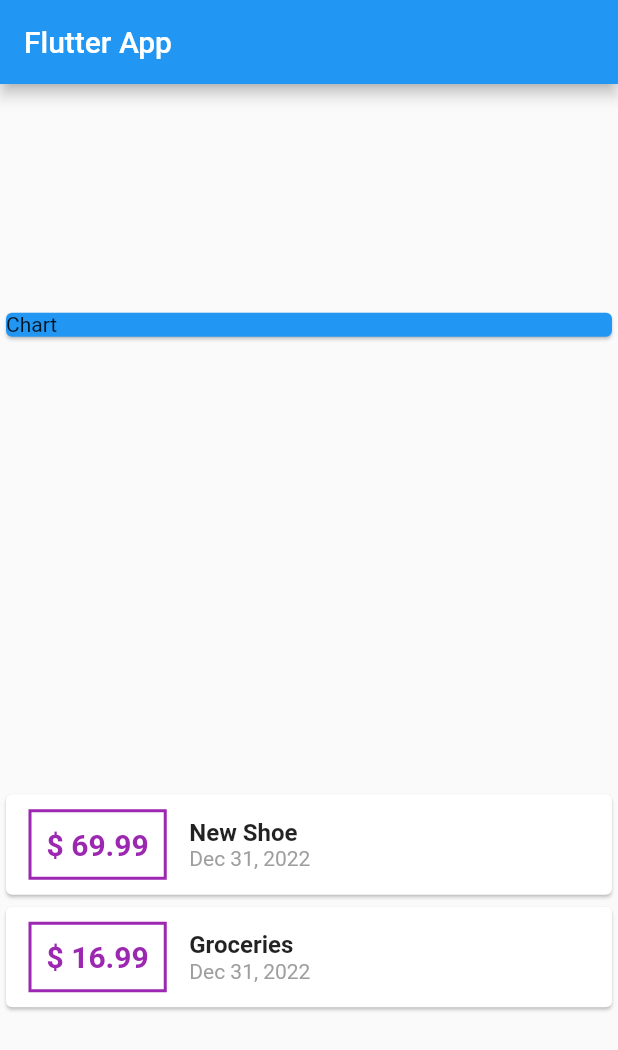
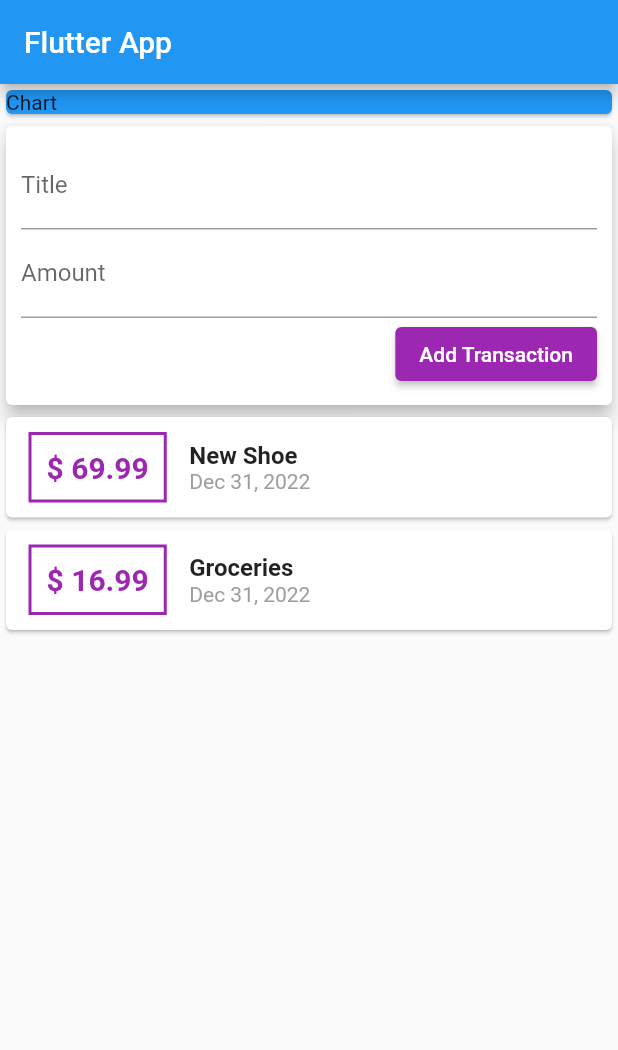
Before and after one commit to Alpha2Chris14/expensesApp, a Flutter app: the screen it shows after launch, on a phone screen of 412 x 824 dp. Shown: the top 1050 px of the screen. Run offline on Flutter 3.47's test engine with Material 2 defaults, Android fonts, the phone set to English and light mode, and no system bars.

Commit message:
add logic to store new transaction an add it to list

```diff
--- a/lib/main.dart
+++ b/lib/main.dart
@@ -1,6 +1,5 @@
 import 'package:flutter/material.dart';
-import 'package:intl/intl.dart';
-import './transaction.dart';
+import './widgets/user_transactions.dart';
 
 void main() {
   runApp(MyApp());
@@ -17,20 +16,9 @@ class MyApp extends StatelessWidget {
 }
 
 class MyHomePage extends StatelessWidget {
-  final List<Transaction> transactions = [
-    Transaction(
-      id: "t1",
-      title: "New Shoe",
-      amount: 69.99,
-      date: DateTime.now(),
-    ),
-    Transaction(
-      id: "t2",
-      title: "Groceries",
-      amount: 16.99,
-      date: DateTime.now(),
-    ),
-  ];
+  // String? titleInput;
+  // String? amountInput;
+
   @override
   Widget build(BuildContext context) {
     return Scaffold(
@@ -38,62 +26,17 @@ class MyHomePage extends StatelessWidget {
           title: const Text("Flutter App"),
         ),
         body: Column(
-          mainAxisAlignment: MainAxisAlignment.spaceAround,
+          // mainAxisAlignment: MainAxisAlignment.spaceAround,
           crossAxisAlignment: CrossAxisAlignment.stretch,
           children: [
             Container(
               width: double.infinity,
-              child: Card(
+              child: const Card(
                 color: Colors.blue,
                 child: Text("Chart"),
               ),
             ),
-            Column(
-              children: transactions.map((tx) {
-                return Card(
-                  child: Row(
-                    children: [
-                      Container(
-                        padding: EdgeInsets.all(10),
-                        margin: EdgeInsets.symmetric(
-                          vertical: 10,
-                          horizontal: 15,
-                        ),
-                        decoration: BoxDecoration(
-                            border: Border.all(
-                          color: Colors.purple,
-                          width: 2,
-                        )),
-                        child: Text(
-                          '\$ ${tx.amount}',
-                          style: TextStyle(
-                            fontWeight: FontWeight.bold,
-                            fontSize: 20,
-                            color: Colors.purple,
-                          ),
-                        ),
-                      ),
-                      Column(
-                        crossAxisAlignment: CrossAxisAlignment.start,
-                        children: [
-                          Text(
-                            tx.title,
-                            style: TextStyle(
-                              fontSize: 16,
-                              fontWeight: FontWeight.bold,
-                            ),
-                          ),
-                          Text(
-                            DateFormat.yMMMd().format(tx.date),
-                            style: TextStyle(color: Colors.grey),
-                          ),
-                        ],
-                      )
-                    ],
-                  ),
-                );
-              }).toList(),
-            )
+            UserTransaction()
           ],
         ));
   }
--- /dev/null
+++ b/lib/widgets/new_transaction.dart
@@ -0,0 +1,42 @@
+import 'package:flutter/material.dart';
+
+class NewTransaction extends StatelessWidget {
+  final Function addTx;
+  final titleController = TextEditingController();
+  final amountController = TextEditingController();
+  NewTransaction(this.addTx);
+  @override
+  Widget build(BuildContext context) {
+    return Card(
+      elevation: 5,
+      child: Container(
+        padding: const EdgeInsets.all(10),
+        // ignore: prefer_const_literals_to_create_immutables
+        child: Column(crossAxisAlignment: CrossAxisAlignment.end, children: [
+          TextField(
+            decoration: InputDecoration(labelText: "Title"),
+            // onChanged: (val) {
+            //   titleInput = val;
+            // },
+            controller: titleController,
+          ),
+          TextField(
+            decoration: InputDecoration(labelText: "Amount"),
+            // onChanged: (value) => amountInput = value,
+            controller: amountController,
+          ),
+          ElevatedButton(
+            style: ElevatedButton.styleFrom(backgroundColor: Colors.purple),
+            onPressed: () {
+              print(titleController.text);
+              // print(titleInput);
+              // print(amountInput);
+              addTx(titleController.text, double.parse(amountController.text));
+            },
+            child: Text("Add Transaction"),
+          )
+        ]),
+      ),
+    );
+  }
+}
--- /dev/null
+++ b/lib/widgets/transaction_list.dart
@@ -0,0 +1,57 @@
+import 'package:flutter/material.dart';
+import '../models/transaction.dart';
+import 'package:intl/intl.dart';
+
+class TransactionList extends StatelessWidget {
+  final List<Transaction> transactions;
+  TransactionList(this.transactions);
+  @override
+  Widget build(BuildContext context) {
+    return Column(
+      children: transactions.map((tx) {
+        return Card(
+          child: Row(
+            children: [
+              Container(
+                padding: EdgeInsets.all(10),
+                margin: EdgeInsets.symmetric(
+                  vertical: 10,
+                  horizontal: 15,
+                ),
+                decoration: BoxDecoration(
+                    border: Border.all(
+                  color: Colors.purple,
+                  width: 2,
+                )),
+                child: Text(
+                  '\$ ${tx.amount}',
+                  style: TextStyle(
+                    fontWeight: FontWeight.bold,
+                    fontSize: 20,
+                    color: Colors.purple,
+                  ),
+                ),
+              ),
+              Column(
+                crossAxisAlignment: CrossAxisAlignment.start,
+                children: [
+                  Text(
+                    tx.title,
+                    style: TextStyle(
+                      fontSize: 16,
+                      fontWeight: FontWeight.bold,
+                    ),
+                  ),
+                  Text(
+                    DateFormat.yMMMd().format(tx.date),
+                    style: TextStyle(color: Colors.grey),
+                  ),
+                ],
+              )
+            ],
+          ),
+        );
+      }).toList(),
+    );
+  }
+}
--- /dev/null
+++ b/lib/widgets/user_transactions.dart
@@ -0,0 +1,51 @@
+import 'package:flutter/material.dart';
+import './new_transaction.dart';
+import './transaction_list.dart';
+import '../models/transaction.dart';
+
+class UserTransaction extends StatefulWidget {
+  const UserTransaction({super.key});
+
+  @override
+  State<UserTransaction> createState() => _UserTransactionState();
+}
+
+class _UserTransactionState extends State<UserTransaction> {
+  final List<Transaction> _userTransactions = [
+    Transaction(
+      id: "t1",
+      title: "New Shoe",
+      amount: 69.99,
+      date: DateTime.now(),
+    ),
+    Transaction(
+      id: "t2",
+      title: "Groceries",
+      amount: 16.99,
+      date: DateTime.now(),
+    ),
+  ];
+
+  void _addNewTransaction(String title, double amount) {
+    final newTx = new Transaction(
+      id: DateTime.now().toString(),
+      title: title,
+      amount: amount,
+      date: DateTime.now(),
+    );
+
+    setState(() {
+      _userTransactions.add(newTx);
+    });
+  }
+
+  @override
+  Widget build(BuildContext context) {
+    return Column(
+      children: [
+        NewTransaction(_addNewTransaction),
+        TransactionList(_userTransactions),
+      ],
+    );
+  }
+}
```
Also changed, not shown: lib/models/transaction.dart (renamed from lib/transaction.dart).
